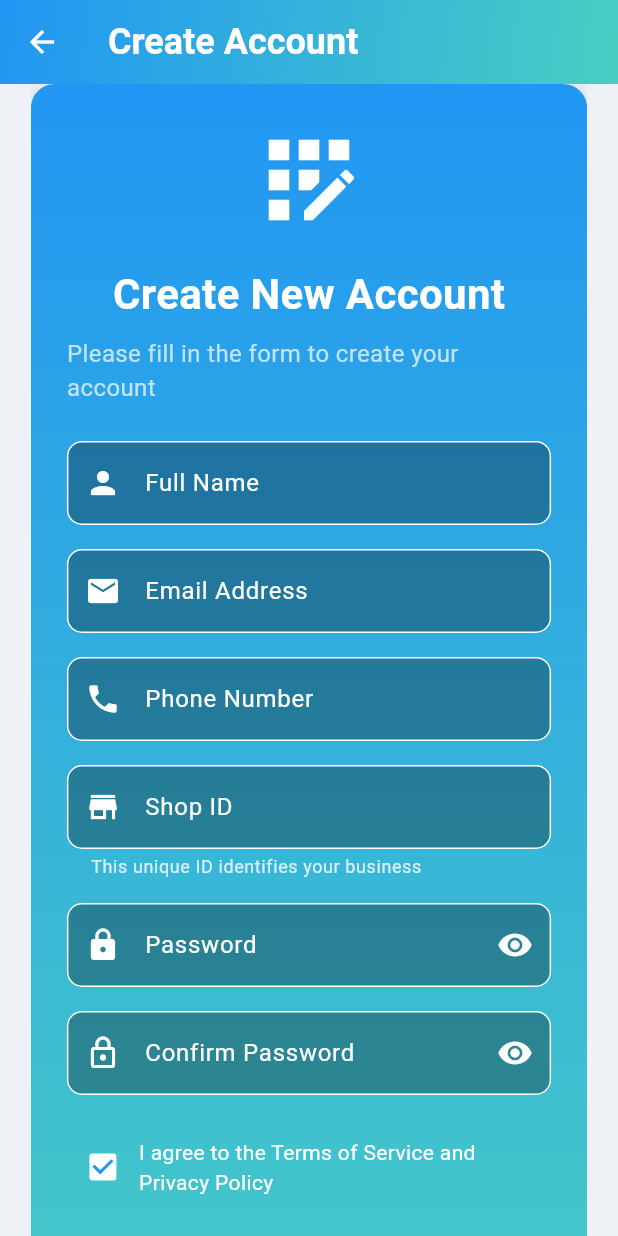
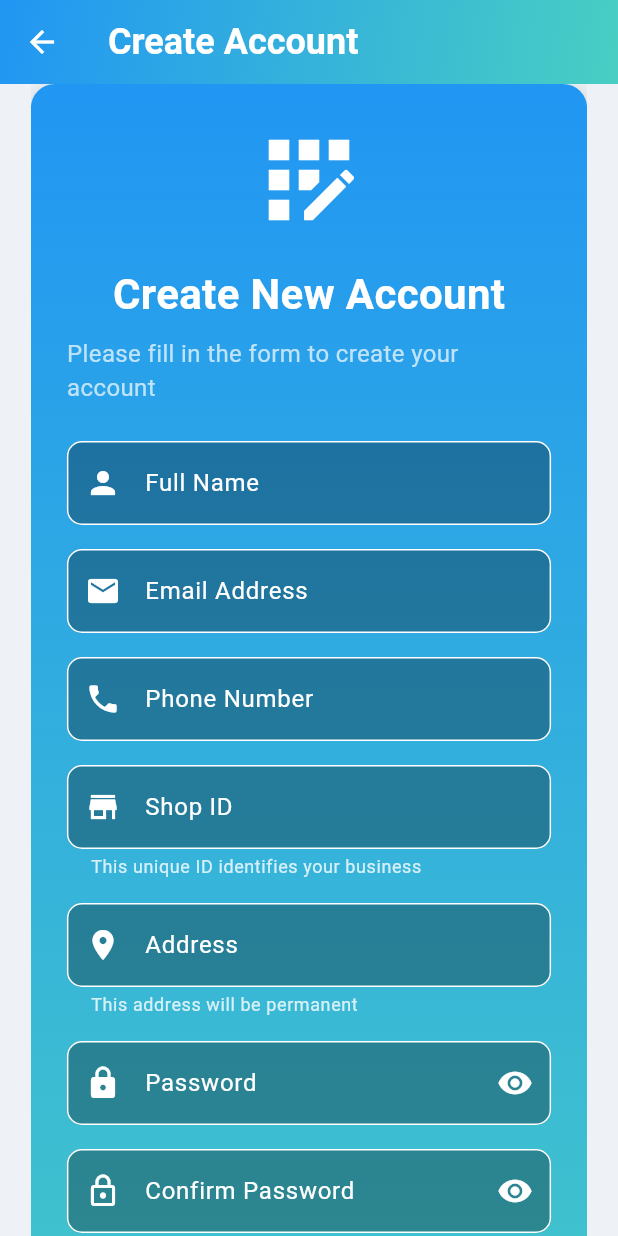
Before and after one commit to Talha-Aslam/desktop_search_a_holic, a Flutter app: the Registration screen opened by its route, on a phone screen of 412 x 824 dp. Run offline on Flutter 3.47's test engine with Material 3 defaults, Android fonts, the phone set to English and light mode, and no system bars; our stand-ins replace cloud_firestore, firebase_auth, firebase_core, google_fonts, quickalert, shared_preferences and 1 more; missing offline and left inert: desktop_window; accounts and stored records are empty.

Commit message:
user set the location once

```diff
--- a/lib/profile.dart
+++ b/lib/profile.dart
@@ -343,7 +343,7 @@ class _ProfileState extends State<Profile> {
                                     label: 'Address',
                                     controller: _addressController,
                                     icon: Icons.location_on,
-                                    isEditable: _isEditing,
+                                    isEditable: false, // Location should not be editable after creation
                                   ),
                                   const Divider(),
                                   _buildProfileField(
--- a/lib/registration.dart
+++ b/lib/registration.dart
@@ -21,6 +21,7 @@ class _RegistrationState extends State<Registration> {
       TextEditingController();
   final TextEditingController _phoneController = TextEditingController();
   final TextEditingController _shopIdController = TextEditingController(); // Added shop ID controller
+  final TextEditingController _addressController = TextEditingController(); // Added address controller
 
   final FirebaseAuth _auth = FirebaseAuth.instance;
   final FirebaseFirestore _firestore = FirebaseFirestore.instance;
@@ -52,6 +53,7 @@ class _RegistrationState extends State<Registration> {
     _confirmPasswordController.dispose();
     _phoneController.dispose();
     _shopIdController.dispose(); // Dispose shop ID controller
+    _addressController.dispose(); // Dispose address controller
     super.dispose();
   }
 
@@ -86,6 +88,7 @@ class _RegistrationState extends State<Registration> {
         'email': _emailController.text.trim(),
         'phone': _phoneController.text,
         'shopId': _shopIdController.text, // Store shop ID
+        'address': _addressController.text, // Store address
         'createdAt': FieldValue.serverTimestamp(),
       });
 
@@ -155,42 +158,7 @@ class _RegistrationState extends State<Registration> {
     return 'Strong';
   }
 
-  void _register() {
-    if (_formKey.currentState!.validate()) {
-      setState(() {
-        _isLoading = true;
-      });
-
-      // Simulate API call with a delay
-      Future.delayed(const Duration(seconds: 2), () {
-        setState(() {
-          _isLoading = false;
-        });
-
-        // Show success message
-        ScaffoldMessenger.of(context).showSnackBar(
-          const SnackBar(
-            content: Text('Registration successful!'),
-            backgroundColor: Colors.green,
-            duration: Duration(seconds: 2),
-          ),
-        );
-
-        // Clear the form fields
-        _nameController.clear();
-        _emailController.clear();
-        _passwordController.clear();
-        _confirmPasswordController.clear();
-        _phoneController.clear();
-        _shopIdController.clear(); // Clear shop ID field
-
-        // Navigate to login page after a short delay
-        Future.delayed(const Duration(seconds: 2), () {
-          Navigator.pushReplacementNamed(context, '/login');
-        });
-      });
-    }
-  }
+  // This was an unused method and has been removed
 
   String? _validateEmail(String? value) {
     if (value == null || value.isEmpty) {
@@ -495,6 +463,50 @@ class _RegistrationState extends State<Registration> {
                     ),
                     const SizedBox(height: 16.0),
 
+                    // Address field
+                    TextFormField(
+                      controller: _addressController,
+                      decoration: InputDecoration(
+                        labelText: 'Address',
+                        labelStyle: const TextStyle(color: Colors.white),
+                        hintText: 'Enter your shop address',
+                        hintStyle:
+                            TextStyle(color: Colors.white.withOpacity(0.7)),
+                        helperText: 'This address will be permanent',
+                        helperStyle: TextStyle(color: Colors.white.withOpacity(0.8)),
+                        prefixIcon:
+                            const Icon(Icons.location_on, color: Colors.white),
+                        border: OutlineInputBorder(
+                          borderRadius: BorderRadius.circular(10),
+                        ),
+                        enabledBorder: OutlineInputBorder(
+                          borderRadius: BorderRadius.circular(10),
+                          borderSide: const BorderSide(color: Colors.white),
+                        ),
+                        focusedBorder: OutlineInputBorder(
+                          borderRadius: BorderRadius.circular(10),
+                          borderSide:
+                              const BorderSide(color: Colors.white, width: 2),
+                        ),
+                        errorStyle: const TextStyle(
+                          color: Colors.yellow,
+                          fontWeight: FontWeight.bold,
+                        ),
+                        filled: !themeProvider.isDarkMode,
+                        fillColor: !themeProvider.isDarkMode
+                            ? Colors.black.withOpacity(0.3)
+                            : Colors.transparent,
+                      ),
+                      style: const TextStyle(color: Colors.white),
+                      validator: (value) {
+                        if (value == null || value.isEmpty) {
+                          return 'Please enter your shop address';
+                        }
+                        return null;
+                      },
+                    ),
+                    const SizedBox(height: 16.0),
+
                     // Password field with strength indicator
                     TextFormField(
                       controller: _passwordController,
```
